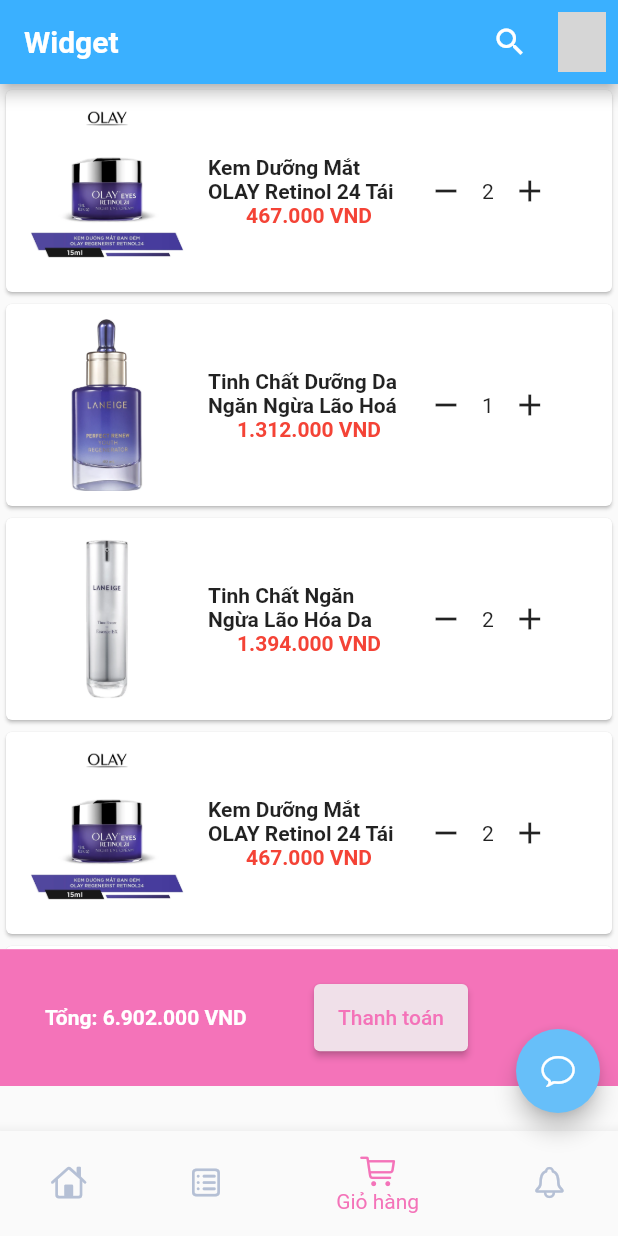
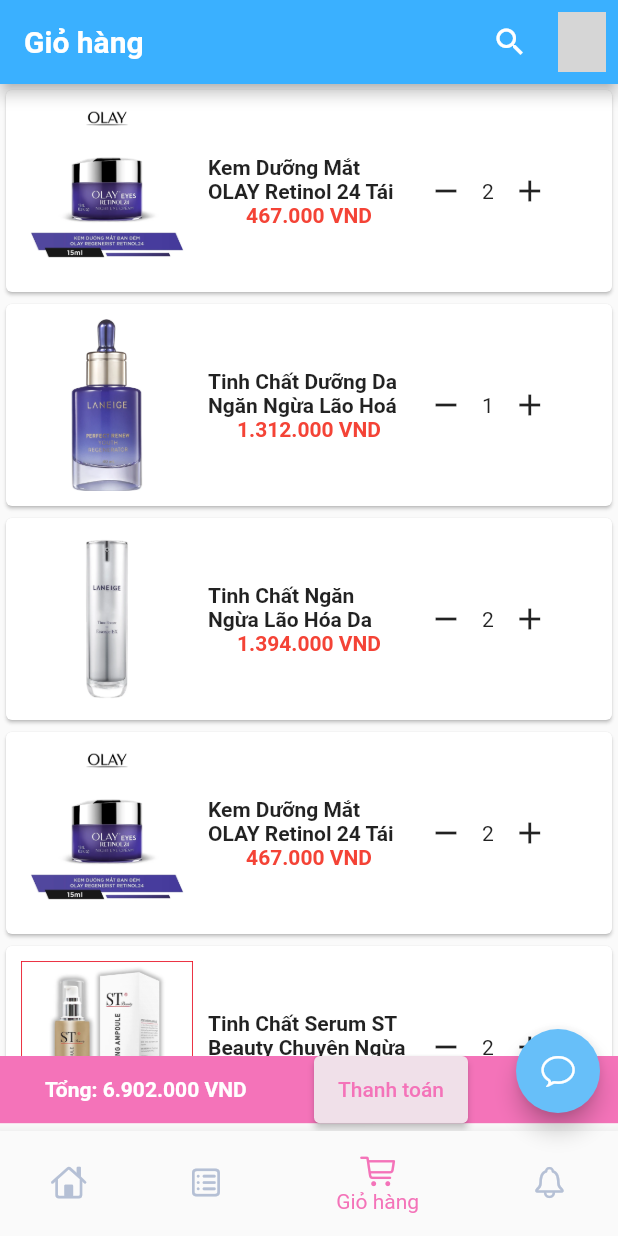
Before and after one commit to KieuTrinh-T/Freshie_Flutter, a Flutter app: the screen it shows after launch, item 3 of the bottom bar chosen, on a phone screen of 412 x 824 dp. Run offline on Flutter 3.47's test engine with Material 2 defaults, Android fonts, the phone set to English and light mode, and no system bars; our stand-ins replace flutter_image_slideshow, sidebarx; missing offline and left inert: dart:ffi; network calls fail; grey boxes are pictures that could not be loaded.

Commit message:
semi finish

```diff
--- a/lib/cart.dart
+++ b/lib/cart.dart
@@ -38,6 +38,23 @@
         467000,
         "assets/images/4.webp"),
   ];
+  showDeleteMenu(BuildContext context, int index) {
+    final item = _cartItems[index];
+    return PopupMenuButton(
+      itemBuilder: (context) => [
+        PopupMenuItem(
+          value: 1,
+          child: Icon(Icons.delete),
+        ),
+      ],
+      onSelected: (value) {
+        setState(() {
+          _cartItems.removeAt(index);
+        });
+      },
+    );
+  }
+
   @override
   Widget build(BuildContext context) {
     return Scaffold(
@@ -46,7 +63,9 @@
                 SingleChildScrollView(
                   controller: _CartScrollController,
                   child: Container(
-                    height: MediaQuery.of(context).size.height * 0.7,
+                    height: MediaQuery.of(context).size.height -
+                        AppBar().preferredSize.height -
+                        120,
                     width: MediaQuery.of(context).size.width,
                     child: ListView.builder(
                         itemCount: _cartItems.length,
@@ -55,10 +74,6 @@
                   ),
                 ),
                 SizedBox(
-                    height: MediaQuery.of(context).size.height -
-                        0.7 * MediaQuery.of(context).size.height -
-                        AppBar().preferredSize.height -
-                        100,
                     child: Container(
                         color: Color(0xffF473B9),
                         child: Align(
@@ -71,7 +86,20 @@
 
   Widget createCart(BuildContext context, int index) {
     final item = _cartItems[index];
-    return Container(
+    return Dismissible(
+      key: Key(item.title),
+      onDismissed: (direction) {
+        setState(() {
+          _cartItems.removeAt(index);
+        });
+        ScaffoldMessenger.of(context).showSnackBar(SnackBar(
+          content: Text("Đã xóa sản phẩm"),
+        ));
+      },
+      background: Container(
+        color: Colors.red,
+        child: Icon(Icons.delete),
+      ),
       child: Card(
         child: Row(
           children: <Widget>[
--- a/lib/home.dart
+++ b/lib/home.dart
@@ -650,7 +650,6 @@
               foryou.productName,
               textAlign: TextAlign.left,
               style: TextStyle(
-                fontWeight: FontWeight.bold,
                 color: Colors.black,
               ),
             ),
--- a/lib/main.dart
+++ b/lib/main.dart
@@ -225,9 +225,23 @@
     );
   }
 
+  String getPageTitle() {
+    if (_selectedIndex == 0) {
+      return 'Trang chủ';
+    } else if (_selectedIndex == 1) {
+      return 'Danh mục';
+    } else if (_selectedIndex == 2) {
+      return 'Giỏ hàng';
+    } else if (_selectedIndex == 3) {
+      return 'Thông báo';
+    } else {
+      return 'Trang chủ';
+    }
+  }
+
   createAppBar(BuildContext context, String title) {
     return AppBar(
-      title: _searchBoolean ? _searchTextField() : Text(title),
+      title: _searchBoolean ? _searchTextField() : Text(getPageTitle()),
       actions: [
         !_searchBoolean
             ? IconButton(
@@ -381,7 +395,7 @@
             SizedBox(width: showFabTitle ? 12.0 : 0),
             AnimatedContainer(
               duration: const Duration(seconds: 2),
-              child: showFabTitle ? const Text("Go to cart") : const SizedBox(),
+              child: showFabTitle ? const Text("Go to chat") : const SizedBox(),
             )
           ],
         ),
```
Also changed, not shown: lib/profile.dart (+9 -3 lines).
